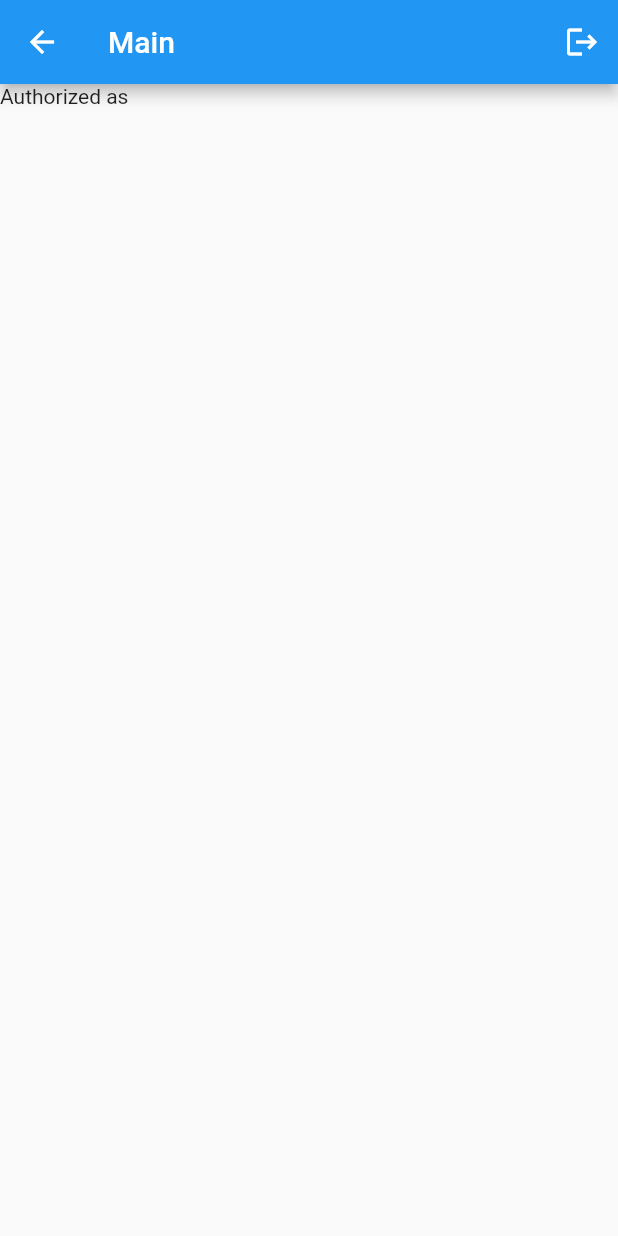
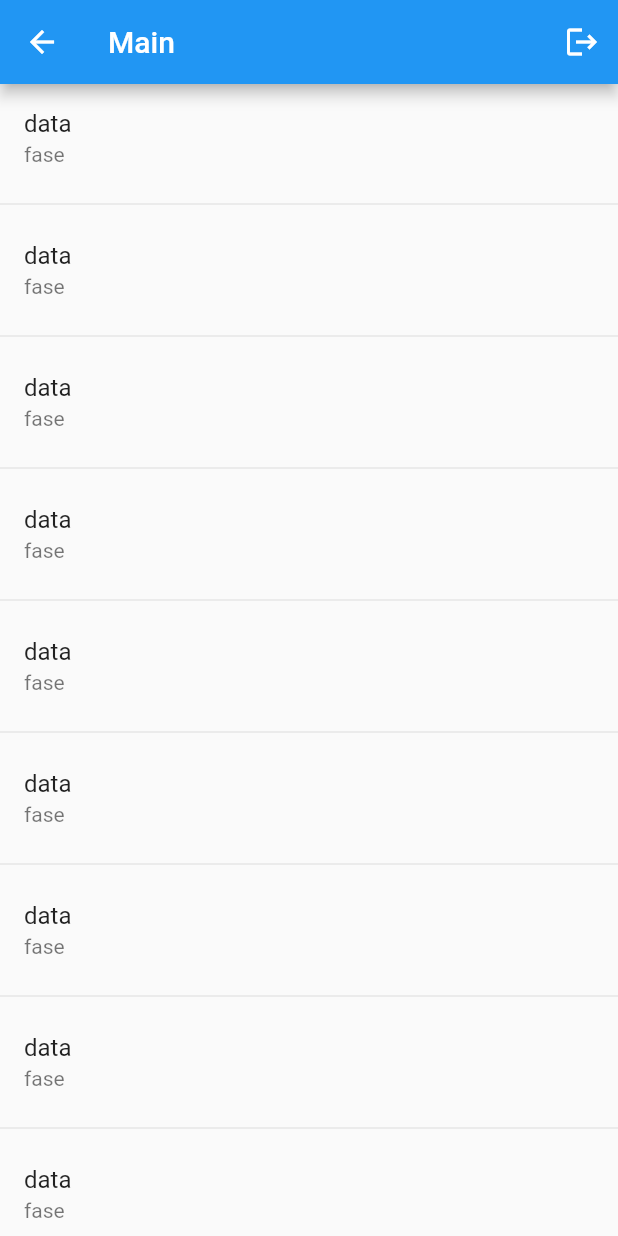
Before and after one commit to mapti-michel/flutter-projeto, a Flutter app: the MainPage screen opened by its route, on a phone screen of 412 x 824 dp. Run offline on Flutter 3.47's test engine with Material 2 defaults, Android fonts, the phone set to English and light mode, and no system bars; our stand-ins replace firebase_analytics, firebase_auth, firebase_core, flutter_slidable, shared_preferences; accounts and stored records are empty.

Commit message:
criando lista

```diff
--- /dev/null
+++ b/fasesDaLua/lib/pages/lua_pages/luapage.dart
@@ -0,0 +1,21 @@
+import 'package:flutter/material.dart';
+
+class LuaPage extends StatelessWidget {
+  const LuaPage({super.key});
+
+  @override
+  Widget build(BuildContext context) {
+    return ListView.separated(
+      shrinkWrap: true,
+      scrollDirection: Axis.vertical,
+      itemCount: 30,
+      itemBuilder: (context, index) {
+        return ListTile(
+          title: Text('data'),
+          subtitle: Text('fase'),
+        );
+      }, separatorBuilder: (context, index) => Divider(),
+
+    );
+  }
+}
--- a/fasesDaLua/lib/pages/main_page.dart
+++ b/fasesDaLua/lib/pages/main_page.dart
@@ -1,5 +1,6 @@
 import 'package:firebase_auth/firebase_auth.dart';
 import 'package:flutter/material.dart';
+import 'package:login/pages/lua_pages/luapage.dart';
 
 class MainPage extends StatefulWidget {
   @override
@@ -27,7 +28,7 @@ class _MainPageState extends State<MainPage> {
         ],
       ),
       body: Container(
-        child: Text("Authorized as ${user.email}"),
+        child: LuaPage(),
       ),
     );
   }
```
